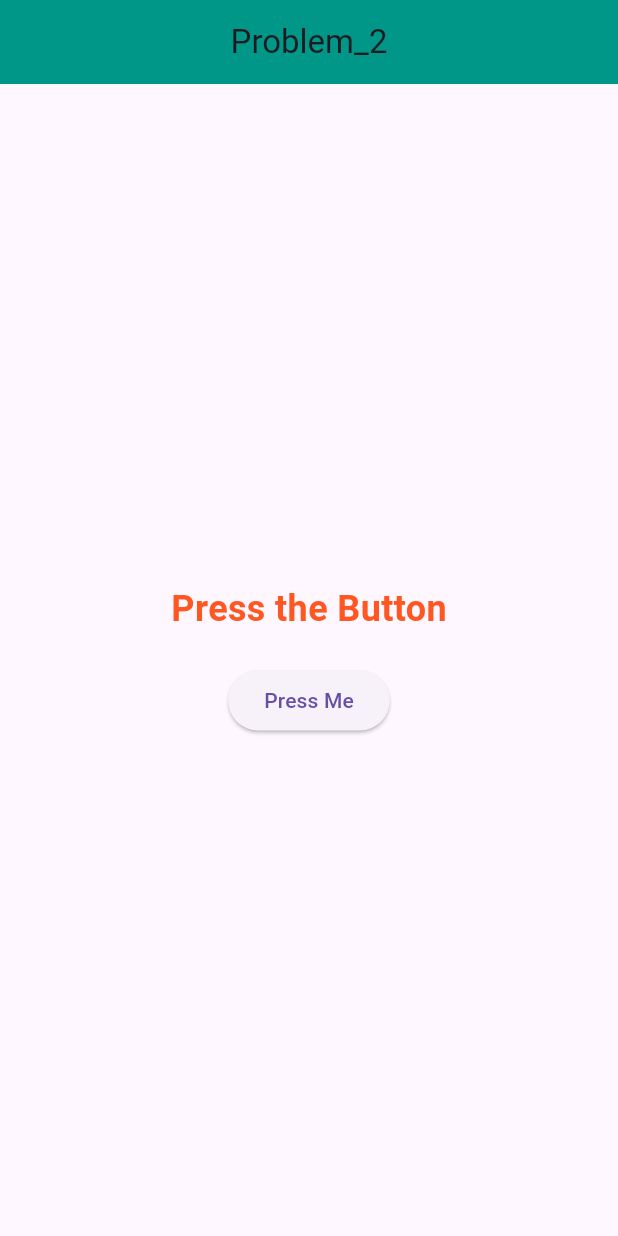
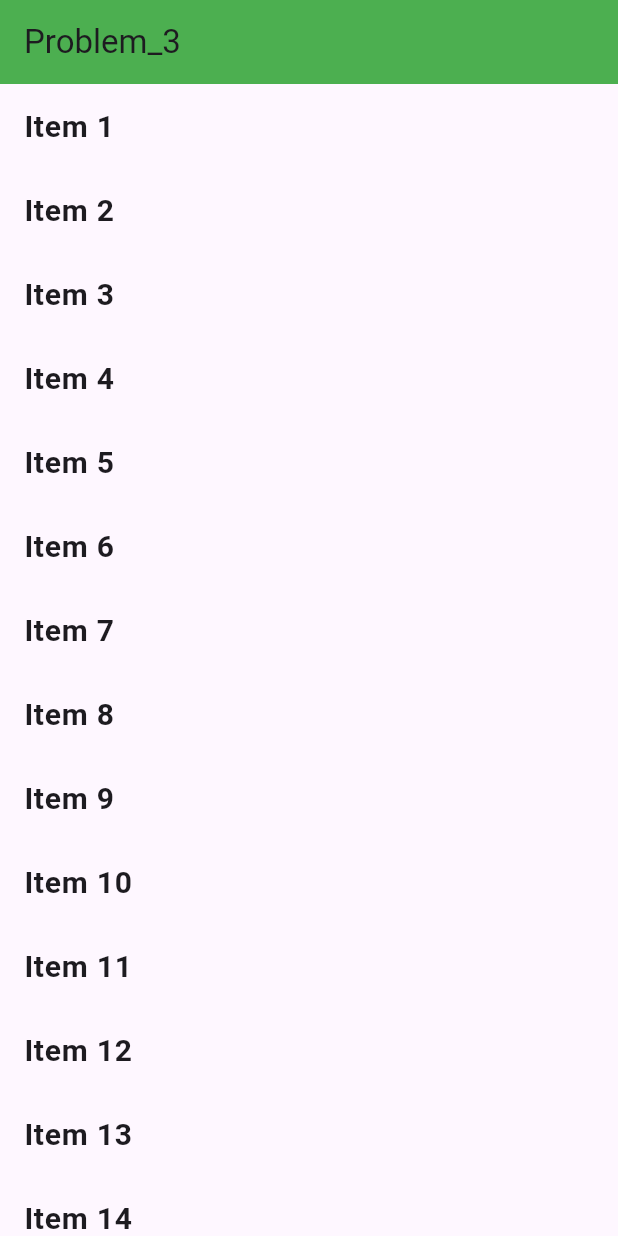
Before and after one commit to momen162/flutterTrackerLab, a Flutter app: the screen it shows after launch, on a phone screen of 412 x 824 dp. Run offline on Flutter 3.47's test engine with Material 3 defaults, Android fonts, the phone set to English and light mode, and no system bars; Roboto replaces fonts that are missing (DMSans-Regular).

Commit message:
Problem3

```diff
--- a/lib/main.dart
+++ b/lib/main.dart
@@ -1,6 +1,7 @@
 import 'package:flutter/material.dart';
 //import 'problem_1.dart';
-import 'problem_2.dart';
+//import 'problem_2.dart';
+import 'problem_3.dart';
 
 
 void main() {
@@ -15,7 +16,8 @@ class MyApp extends StatelessWidget {
     return MaterialApp(
       debugShowCheckedModeBanner: false,
       home: //Problem_1(),
-        Problem_2(),
+        //Problem_2(),
+        Problem_3(),
     );
   }
 }
--- /dev/null
+++ b/lib/problem_3.dart
@@ -0,0 +1,32 @@
+import 'package:flutter/material.dart';
+
+class Problem_3 extends StatelessWidget {
+  const Problem_3({super.key});
+
+  @override
+  Widget build(BuildContext context) {
+
+    List<String> items = List.generate(20, (index) => 'Item ${index + 1}');
+
+    return Scaffold(
+      appBar: AppBar(
+        title: const Text('Problem_3'),
+        backgroundColor: Colors.green,
+      ),
+      body: ListView.builder(
+        itemCount: items.length,
+        itemBuilder: (context, index) {
+          return ListTile(
+            title: Text(
+              items[index],
+              style: const TextStyle(
+                fontSize: 20,
+                fontWeight: FontWeight.bold,
+              ),
+            ),
+          );
+        },
+      ),
+    );
+  }
+}
```
